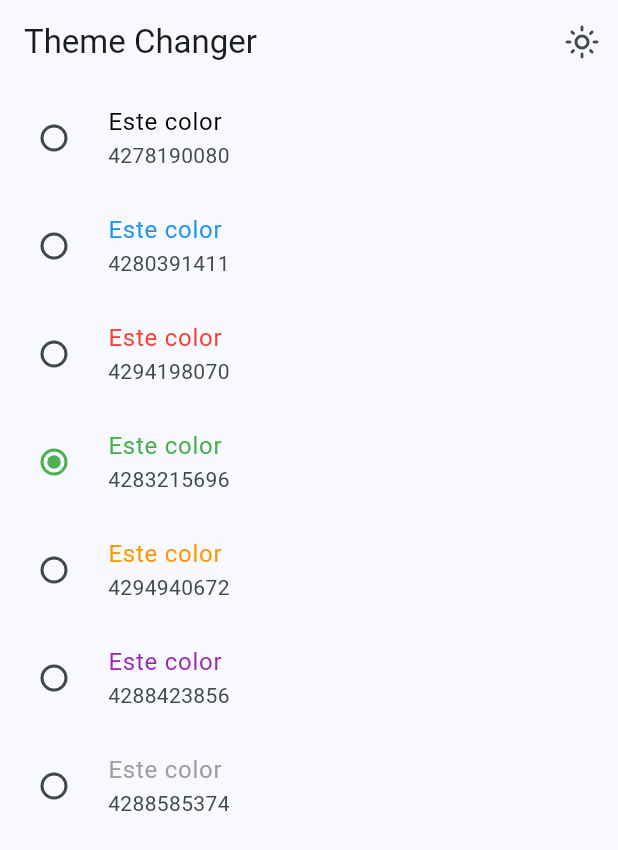
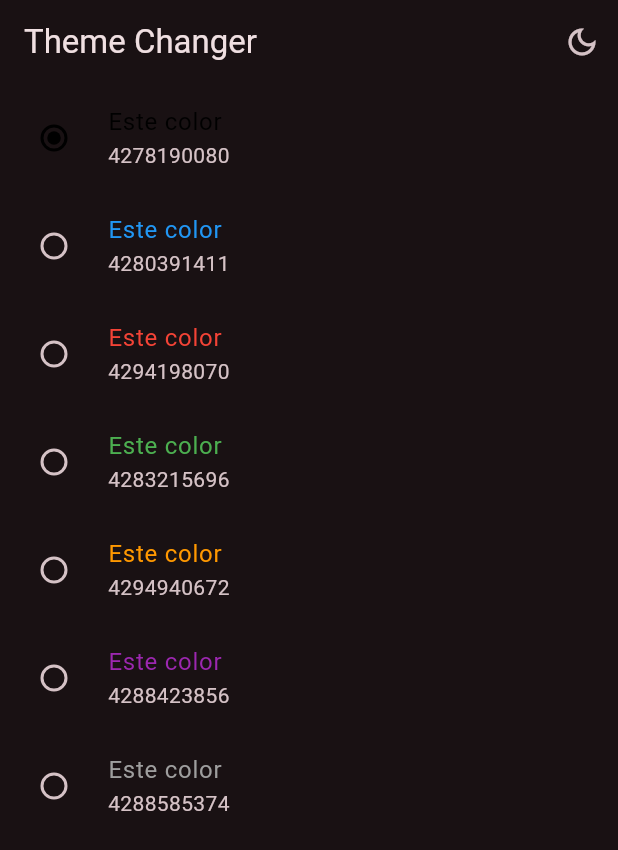
Before and after one commit to rocatoro18/widgetly, a Flutter app: the ThemeChangerScreen screen opened by its route, after a tap on the "light mode" icon, on a phone screen of 412 x 824 dp. Shown: the top 850 px of the screen. Run offline on Flutter 3.47's test engine with Material 3 defaults, Android fonts, the phone set to English and light mode, and no system bars; our stand-ins replace animate_do, flutter_riverpod, go_router.

Commit message:
Cambiar color y tema de app con riverpod

```diff
--- a/lib/config/theme/app_theme.dart
+++ b/lib/config/theme/app_theme.dart
@@ -12,14 +12,16 @@ const colorList = <Color>[
 
 class AppTheme {
   final int selectedColor;
+  final bool isDarkMode;
 
-  AppTheme({this.selectedColor = 0})
+  AppTheme({this.selectedColor = 0, this.isDarkMode = false})
       : assert(selectedColor >= 0, 'Selected color must be greater than 0'),
         assert(selectedColor < colorList.length,
             'Selected color must be less or equal than ${colorList.length - 1}');
 
   ThemeData getTheme() => ThemeData(
       useMaterial3: true,
+      brightness: isDarkMode ? Brightness.dark : Brightness.light,
       colorSchemeSeed: colorList[selectedColor],
       appBarTheme: const AppBarTheme(centerTitle: false));
 }
--- a/lib/main.dart
+++ b/lib/main.dart
@@ -2,21 +2,26 @@ import 'package:flutter/material.dart';
 import 'package:flutter_riverpod/flutter_riverpod.dart';
 import 'package:widgetly/config/router/app_router.dart';
 import 'package:widgetly/config/theme/app_theme.dart';
+import 'package:widgetly/presentation/providers/theme_provider.dart';
 
 void main() {
   runApp(const ProviderScope(child: MainApp()));
 }
 
-class MainApp extends StatelessWidget {
+class MainApp extends ConsumerWidget {
   const MainApp({super.key});
 
   @override
-  Widget build(BuildContext context) {
+  Widget build(BuildContext context, WidgetRef ref) {
+    final selectedColor = ref.watch(selectedColorProvider);
+    final isDarkMode = ref.watch(isDarkmodeProvider);
+
     return MaterialApp.router(
       title: 'Widgetly',
       routerConfig: appRouter,
       debugShowCheckedModeBanner: false,
-      theme: AppTheme(selectedColor: 1).getTheme(),
+      theme: AppTheme(selectedColor: selectedColor, isDarkMode: isDarkMode)
+          .getTheme(),
     );
   }
 }
--- a/lib/presentation/providers/theme_provider.dart
+++ b/lib/presentation/providers/theme_provider.dart
@@ -2,7 +2,11 @@
 import 'package:flutter_riverpod/flutter_riverpod.dart';
 import 'package:widgetly/config/theme/app_theme.dart';
 
+// Un simple boolean
 final isDarkmodeProvider = StateProvider((ref) => false);
 
 // Listado de colores inmutable
 final colorListProvider = Provider((ref) => colorList);
+
+// Un simple int
+final selectedColorProvider = StateProvider((ref) => 0);
--- a/lib/presentation/screens/theme_changer/theme_changer_screen.dart
+++ b/lib/presentation/screens/theme_changer/theme_changer_screen.dart
@@ -16,13 +16,17 @@ class ThemeChangerScreen extends ConsumerWidget {
         title: const Text('Theme Changer'),
         actions: [
           IconButton(
-              onPressed: () {},
+              onPressed: () {
+                ref
+                    .read(isDarkmodeProvider.notifier)
+                    .update((isDarkMode) => !isDarkMode);
+              },
               icon: isDarkMode
                   ? const Icon(Icons.dark_mode_outlined)
                   : const Icon(Icons.light_mode_outlined))
         ],
       ),
-      body: _ThemeChangerView(),
+      body: const _ThemeChangerView(),
     );
   }
 }
@@ -35,6 +39,7 @@ class _ThemeChangerView extends ConsumerWidget {
   @override
   Widget build(BuildContext context, ref) {
     final List<Color> colors = ref.watch(colorListProvider);
+    final int selectedColor = ref.watch(selectedColorProvider);
 
     return ListView.builder(
         itemCount: colors.length,
@@ -49,9 +54,10 @@ class _ThemeChangerView extends ConsumerWidget {
               activeColor: color,
               value: index,
               // GROUP VALUE ES EL VALOR SELECCIONADO
-              groupValue: 3,
+              groupValue: selectedColor,
               onChanged: (value) {
                 // TODO: NOTIFICAR EL CAMBIO
+                ref.read(selectedColorProvider.notifier).state = index;
               });
         });
   }
```
